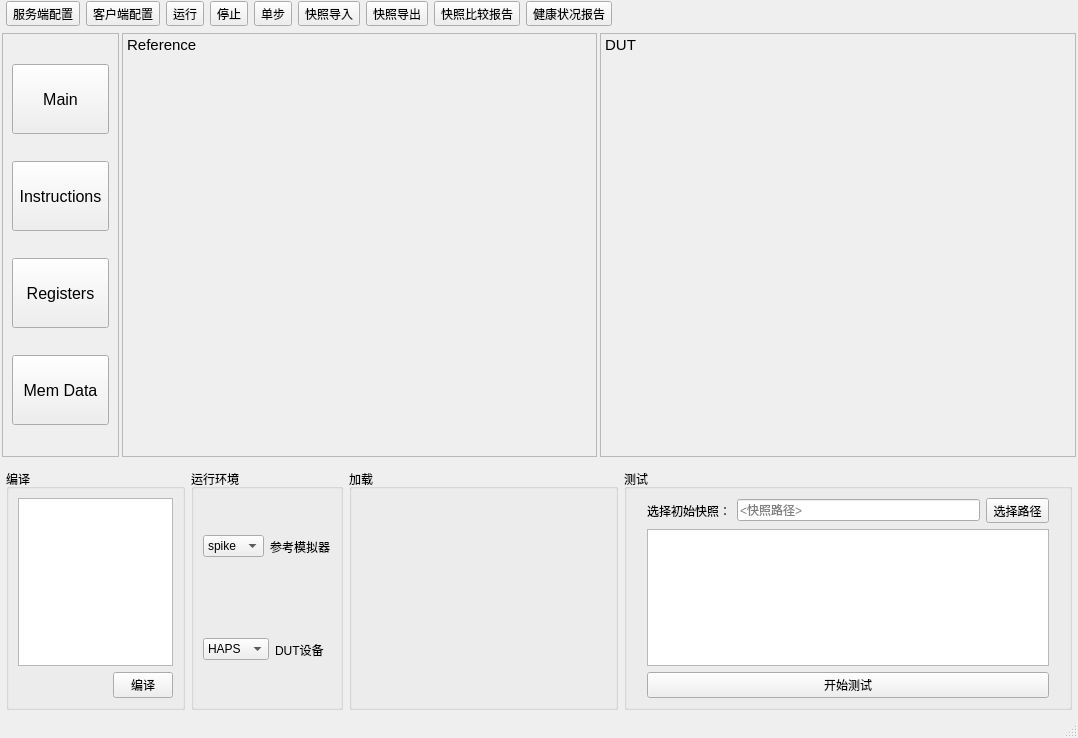
Qt form ui/manageV0.1.ui (zfcfuture/CADS) before a commit.
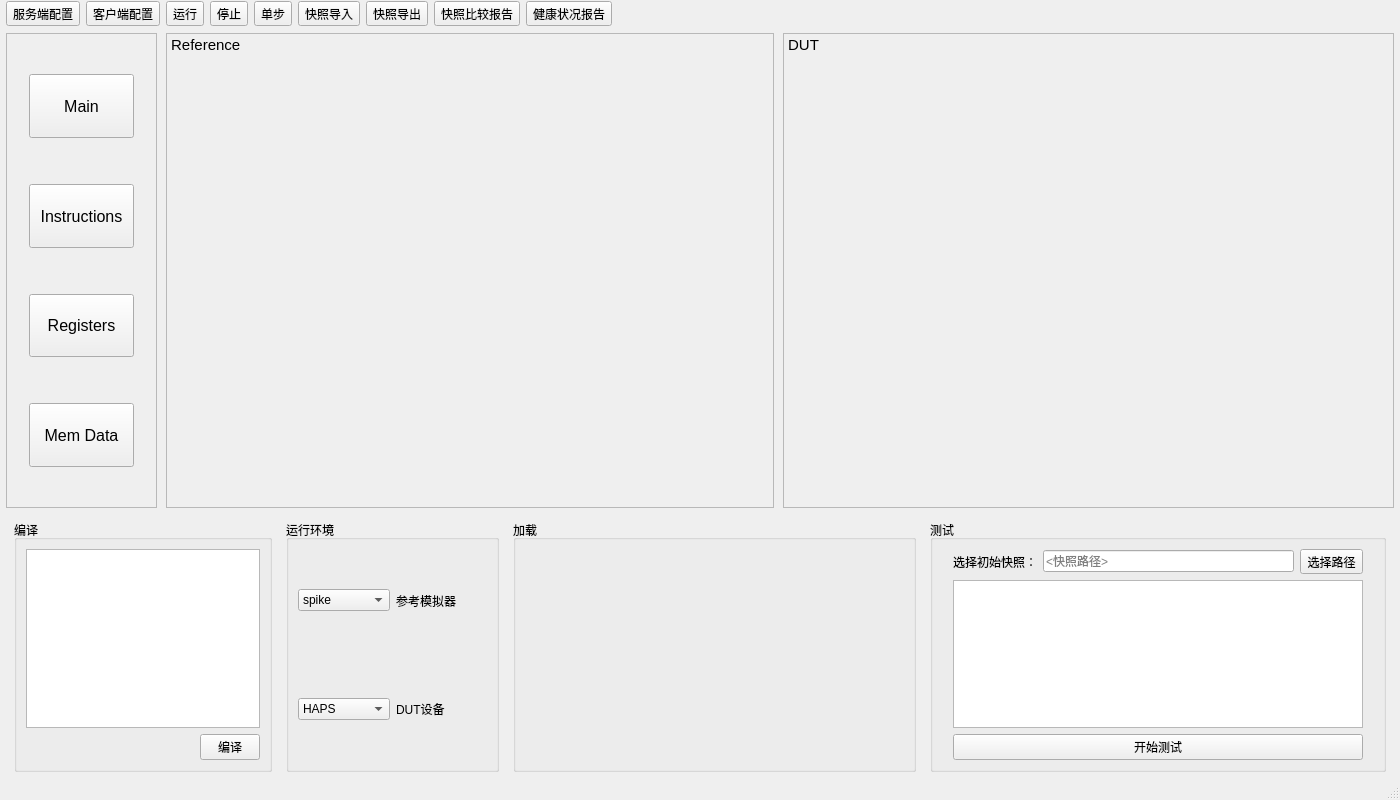
The same form after that commit. Icons and pictures are not drawn.

```diff
--- a/ui/manageV0.1.ui
+++ b/ui/manageV0.1.ui
@@ -6,15 +6,15 @@
    <rect>
     <x>0</x>
     <y>0</y>
-    <width>1078</width>
-    <height>738</height>
+    <width>1400</width>
+    <height>800</height>
    </rect>
   </property>
   <property name="windowTitle">
    <string>MainWindow</string>
   </property>
   <widget class="QWidget" name="centralwidget">
-   <layout class="QVBoxLayout" name="verticalLayout" stretch="1,17,10">
+   <layout class="QVBoxLayout" name="verticalLayout" stretch="1,20,11">
     <property name="leftMargin">
      <number>1</number>
     </property>
@@ -210,18 +210,18 @@
     </item>
     <item>
      <widget class="QWidget" name="widget_3" native="true">
-      <layout class="QHBoxLayout" name="horizontalLayout_5" stretch="1,4,4">
+      <layout class="QHBoxLayout" name="horizontalLayout_5" stretch="2,0,8,0,8">
        <property name="spacing">
         <number>1</number>
        </property>
        <property name="leftMargin">
-        <number>1</number>
+        <number>5</number>
        </property>
        <property name="topMargin">
         <number>1</number>
        </property>
        <property name="rightMargin">
-        <number>1</number>
+        <number>5</number>
        </property>
        <property name="bottomMargin">
         <number>1</number>
@@ -250,17 +250,60 @@
              <rect>
               <x>0</x>
               <y>0</y>
-              <width>114</width>
-              <height>420</height>
+              <width>147</width>
+              <height>471</height>
              </rect>
             </property>
+            <layout class="QHBoxLayout" name="horizontalLayout_10" stretch="1,8,1">
+             <property name="leftMargin">
+              <number>9</number>
+             </property>
+             <property name="topMargin">
+              <number>0</number>
+             </property>
+             <property name="bottomMargin">
+              <number>0</number>
+             </property>
+             <item>
+              <spacer name="horizontalSpacer_8">
+               <property name="orientation">
+                <enum>Qt::Horizontal</enum>
+               </property>
+               <property name="sizeHint" stdset="0">
+                <size>
+                 <width>40</width>
+                 <height>20</height>
+                </size>
+               </property>
+              </spacer>
+             </item>
+             <item>
             <layout class="QVBoxLayout" name="verticalLayout_7">
+               <item>
+                <spacer name="verticalSpacer_2">
+                 <property name="orientation">
+                  <enum>Qt::Vertical</enum>
+                 </property>
+                 <property name="sizeHint" stdset="0">
+                  <size>
+                   <width>20</width>
+                   <height>40</height>
+                  </size>
+                 </property>
+                </spacer>
+               </item>
              <item>
               <widget class="QPushButton" name="Main_button">
+                 <property name="sizePolicy">
+                  <sizepolicy hsizetype="Minimum" vsizetype="Expanding">
+                   <horstretch>0</horstretch>
+                   <verstretch>1</verstretch>
+                  </sizepolicy>
+                 </property>
                <property name="minimumSize">
                 <size>
-                 <width>80</width>
-                 <height>70</height>
+                   <width>105</width>
+                   <height>60</height>
                 </size>
                </property>
                <property name="font">
@@ -273,21 +316,34 @@
                </property>
               </widget>
              </item>
+               <item>
+                <spacer name="verticalSpacer_3">
+                 <property name="orientation">
+                  <enum>Qt::Vertical</enum>
+                 </property>
+                 <property name="sizeHint" stdset="0">
+                  <size>
+                   <width>20</width>
+                   <height>40</height>
+                  </size>
+                 </property>
+                </spacer>
+               </item>
              <item>
               <widget class="QPushButton" name="IS_button">
                <property name="enabled">
                 <bool>true</bool>
                </property>
                <property name="sizePolicy">
-                <sizepolicy hsizetype="Minimum" vsizetype="Fixed">
+                  <sizepolicy hsizetype="Minimum" vsizetype="Expanding">
                  <horstretch>0</horstretch>
-                 <verstretch>4</verstretch>
+                   <verstretch>1</verstretch>
                 </sizepolicy>
                </property>
                <property name="minimumSize">
                 <size>
-                 <width>80</width>
-                 <height>70</height>
+                   <width>105</width>
+                   <height>60</height>
                 </size>
                </property>
                <property name="font">
@@ -303,12 +359,31 @@
                </property>
               </widget>
              </item>
+               <item>
+                <spacer name="verticalSpacer_4">
+                 <property name="orientation">
+                  <enum>Qt::Vertical</enum>
+                 </property>
+                 <property name="sizeHint" stdset="0">
+                  <size>
+                   <width>20</width>
+                   <height>40</height>
+                  </size>
+                 </property>
+                </spacer>
+               </item>
              <item>
               <widget class="QPushButton" name="Reg_button">
+                 <property name="sizePolicy">
+                  <sizepolicy hsizetype="Minimum" vsizetype="Expanding">
+                   <horstretch>0</horstretch>
+                   <verstretch>1</verstretch>
+                  </sizepolicy>
+                 </property>
                <property name="minimumSize">
                 <size>
-                 <width>80</width>
-                 <height>70</height>
+                   <width>105</width>
+                   <height>60</height>
                 </size>
                </property>
                <property name="font">
@@ -324,12 +399,31 @@
                </property>
               </widget>
              </item>
+               <item>
+                <spacer name="verticalSpacer_5">
+                 <property name="orientation">
+                  <enum>Qt::Vertical</enum>
+                 </property>
+                 <property name="sizeHint" stdset="0">
+                  <size>
+                   <width>20</width>
+                   <height>40</height>
+                  </size>
+                 </property>
+                </spacer>
+               </item>
              <item>
               <widget class="QPushButton" name="Mem_button">
+                 <property name="sizePolicy">
+                  <sizepolicy hsizetype="Minimum" vsizetype="Expanding">
+                   <horstretch>0</horstretch>
+                   <verstretch>1</verstretch>
+                  </sizepolicy>
+                 </property>
                <property name="minimumSize">
                 <size>
-                 <width>80</width>
-                 <height>70</height>
+                   <width>105</width>
+                   <height>60</height>
                 </size>
                </property>
                <property name="font">
@@ -345,12 +439,53 @@
                </property>
               </widget>
              </item>
-            </layout>
+               <item>
+                <spacer name="verticalSpacer_6">
+                 <property name="orientation">
+                  <enum>Qt::Vertical</enum>
+                 </property>
+                 <property name="sizeHint" stdset="0">
+                  <size>
+                   <width>20</width>
+                   <height>40</height>
+                  </size>
+                 </property>
+                </spacer>
+               </item>
+              </layout>
+             </item>
+             <item>
+              <spacer name="horizontalSpacer_9">
+               <property name="orientation">
+                <enum>Qt::Horizontal</enum>
+               </property>
+               <property name="sizeHint" stdset="0">
+                <size>
+                 <width>40</width>
+                 <height>20</height>
+                </size>
+               </property>
+              </spacer>
+             </item>
+            </layout>
            </widget>
           </widget>
          </item>
         </layout>
        </item>
+       <item>
+        <spacer name="horizontalSpacer_6">
+         <property name="orientation">
+          <enum>Qt::Horizontal</enum>
+         </property>
+         <property name="sizeHint" stdset="0">
+          <size>
+           <width>6</width>
+           <height>20</height>
+          </size>
+         </property>
+        </spacer>
+       </item>
        <item>
         <layout class="QGridLayout" name="REF_layout">
          <property name="rightMargin">
@@ -381,8 +516,8 @@
                 <rect>
                  <x>0</x>
                  <y>0</y>
-                 <width>472</width>
-                 <height>420</height>
+                 <width>605</width>
+                 <height>471</height>
                 </rect>
                </property>
                <widget class="QLabel" name="referencelabel">
@@ -411,6 +546,19 @@
          </item>
         </layout>
        </item>
+       <item>
+        <spacer name="horizontalSpacer_7">
+         <property name="orientation">
+          <enum>Qt::Horizontal</enum>
+         </property>
+         <property name="sizeHint" stdset="0">
+          <size>
+           <width>6</width>
+           <height>20</height>
+          </size>
+         </property>
+        </spacer>
+       </item>
        <item>
         <layout class="QGridLayout" name="DUT_layout">
          <item row="0" column="0">
@@ -441,8 +589,8 @@
                 <rect>
                  <x>0</x>
                  <y>0</y>
-                 <width>472</width>
-                 <height>420</height>
+                 <width>606</width>
+                 <height>471</height>
                 </rect>
                </property>
                <widget class="QLabel" name="DUTlabel">
@@ -476,7 +624,7 @@
     </item>
     <item>
      <widget class="QWidget" name="widget" native="true">
-      <layout class="QHBoxLayout" name="horizontalLayout" stretch="4,3,6,10">
+      <layout class="QHBoxLayout" name="horizontalLayout" stretch="1,34,1,28,1,53,1,60,1">
        <property name="leftMargin">
         <number>5</number>
        </property>
@@ -489,6 +637,19 @@
        <property name="bottomMargin">
         <number>5</number>
        </property>
+       <item>
+        <spacer name="horizontalSpacer_10">
+         <property name="orientation">
+          <enum>Qt::Horizontal</enum>
+         </property>
+         <property name="sizeHint" stdset="0">
+          <size>
+           <width>40</width>
+           <height>20</height>
+          </size>
+         </property>
+        </spacer>
+       </item>
        <item>
         <widget class="QGroupBox" name="groupBox">
          <property name="title">
@@ -531,6 +692,19 @@
          </layout>
         </widget>
        </item>
+       <item>
+        <spacer name="horizontalSpacer_3">
+         <property name="orientation">
+          <enum>Qt::Horizontal</enum>
+         </property>
+         <property name="sizeHint" stdset="0">
+          <size>
+           <width>5</width>
+           <height>20</height>
+          </size>
+         </property>
+        </spacer>
+       </item>
        <item>
         <widget class="QGroupBox" name="groupBox_2">
          <property name="title">
@@ -541,6 +715,12 @@
            <layout class="QHBoxLayout" name="horizontalLayout_2">
             <item>
              <widget class="QComboBox" name="reference_Box">
+              <property name="maximumSize">
+               <size>
+                <width>100</width>
+                <height>16777215</height>
+               </size>
+              </property>
               <item>
                <property name="text">
                 <string>spike</string>
@@ -566,6 +746,12 @@
            <layout class="QHBoxLayout" name="horizontalLayout_3">
             <item>
              <widget class="QComboBox" name="DUT_Box">
+              <property name="maximumSize">
+               <size>
+                <width>100</width>
+                <height>16777215</height>
+               </size>
+              </property>
               <item>
                <property name="text">
                 <string>HAPS</string>
@@ -590,18 +776,56 @@
          </layout>
         </widget>
        </item>
+       <item>
+        <spacer name="horizontalSpacer_4">
+         <property name="orientation">
+          <enum>Qt::Horizontal</enum>
+         </property>
+         <property name="sizeHint" stdset="0">
+          <size>
+           <width>5</width>
+           <height>20</height>
+          </size>
+         </property>
+        </spacer>
+       </item>
        <item>
         <widget class="QGroupBox" name="groupBox_3">
          <property name="title">
           <string>加载</string>
          </property>
          <layout class="QHBoxLayout" name="horizontalLayout_7">
+          <property name="leftMargin">
+           <number>0</number>
+          </property>
+          <property name="topMargin">
+           <number>0</number>
+          </property>
+          <property name="rightMargin">
+           <number>0</number>
+          </property>
+          <property name="bottomMargin">
+           <number>0</number>
+          </property>
           <item>
-           <layout class="QGridLayout" name="gridLayout"/>
+           <layout class="QGridLayout" name="LoadLayout"/>
           </item>
          </layout>
         </widget>
        </item>
+       <item>
+        <spacer name="horizontalSpacer_5">
+         <property name="orientation">
+          <enum>Qt::Horizontal</enum>
+         </property>
+         <property name="sizeHint" stdset="0">
+          <size>
+           <width>5</width>
+           <height>20</height>
+          </size>
+         </property>
+        </spacer>
+       </item>
        <item>
         <widget class="QGroupBox" name="groupBox_4">
          <property name="title">
@@ -652,6 +876,19 @@
          </layout>
         </widget>
        </item>
+       <item>
+        <spacer name="horizontalSpacer_11">
+         <property name="orientation">
+          <enum>Qt::Horizontal</enum>
+         </property>
+         <property name="sizeHint" stdset="0">
+          <size>
+           <width>40</width>
+           <height>20</height>
+          </size>
+         </property>
+        </spacer>
+       </item>
       </layout>
      </widget>
     </item>
```
Lines whose indentation alone changed are shown as unchanged.
